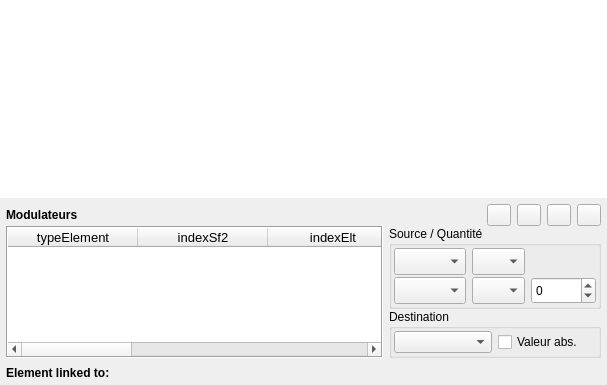
Above: sources/editor/pageinst.ui from davy7125/polyphone before the change. Below: the same form after it.
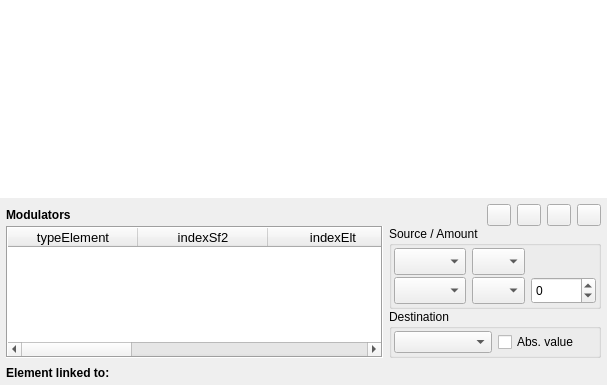
That is the form after the change. Icons and pictures are not drawn. Custom widgets are drawn as their Qt base class.

Patch:
```diff
--- a/sources/editor/pageinst.ui
+++ b/sources/editor/pageinst.ui
@@ -138,7 +138,7 @@
              </font>
             </property>
             <property name="text">
-             <string>Modulateurs</string>
+             <string>Modulators</string>
             </property>
            </widget>
           </item>
@@ -397,7 +397,7 @@
           <item row="1" column="1">
            <widget class="QGroupBox" name="groupBox_3">
             <property name="title">
-             <string>Source / Quantité</string>
+             <string>Source / Amount</string>
             </property>
             <layout class="QGridLayout" name="gridLayout_3">
              <property name="leftMargin">
@@ -598,7 +598,7 @@
                 </sizepolicy>
                </property>
                <property name="text">
-                <string>Valeur abs.</string>
+                <string>Abs. value</string>
                </property>
               </widget>
              </item>
```
Left out of the diff: 10 changed lines with no effect on the pictures.
